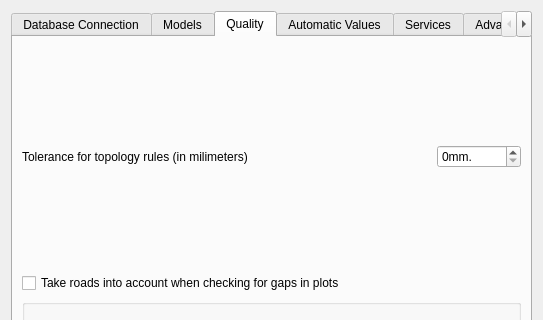
This is asistente_ladm_col/ui/dialogs/dlg_settings.ui in SwissTierrasColombia/Asistente-LADM-COL as Qt 5 draws it before an edit; both pictures show x 0 to 543 and y 0 to 320 of the 543 by 486 pixel window. The edited form follows.
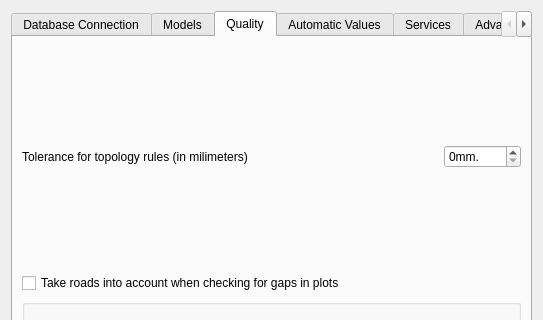
This is the edited form. The open tabs and pages were chosen to show the change. Icons and pictures are not drawn. Custom widgets are drawn as their Qt base class.

```diff
--- a/asistente_ladm_col/ui/dialogs/dlg_settings.ui
+++ b/asistente_ladm_col/ui/dialogs/dlg_settings.ui
@@ -273,7 +273,7 @@
             <string>mm.</string>
            </property>
            <property name="maximum">
-            <number>10000</number>
+            <number>5000</number>
            </property>
           </widget>
          </item>
```
